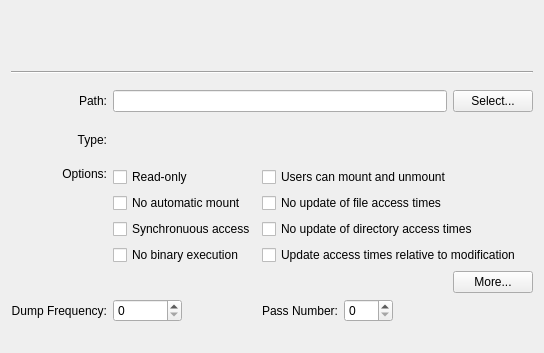
First picture: the form in src/gui/editmountpointdialogwidgetbase.ui, repository KDE/partitionmanager, before the edit.
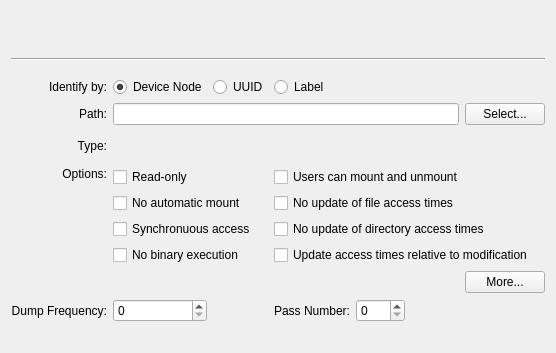
Second picture: the form after the edit. Custom widgets are drawn as their Qt base class.

Commit message: allow setting how to identify a FS in fstab (uuid, label, device node)

```diff
--- a/src/gui/editmountpointdialogwidgetbase.ui
+++ b/src/gui/editmountpointdialogwidgetbase.ui
@@ -14,7 +14,7 @@
    <string>Form</string>
   </property>
   <layout class="QGridLayout" name="gridLayout">
-   <item row="4" column="0">
+   <item row="5" column="0">
     <widget class="QLabel" name="m_LabelPath">
      <property name="text">
       <string>Path:</string>
@@ -27,7 +27,7 @@
      </property>
     </widget>
    </item>
-   <item row="4" column="1" colspan="5">
+   <item row="5" column="1" colspan="5">
     <widget class="KLineEdit" name="m_EditPath">
      <property name="sizePolicy">
       <sizepolicy hsizetype="Expanding" vsizetype="Fixed">
@@ -37,7 +37,7 @@
      </property>
     </widget>
    </item>
-   <item row="4" column="6">
+   <item row="5" column="6">
     <widget class="KPushButton" name="m_ButtonSelect">
      <property name="sizePolicy">
       <sizepolicy hsizetype="Minimum" vsizetype="Fixed">
@@ -50,7 +50,7 @@
      </property>
     </widget>
    </item>
-   <item row="5" column="0">
+   <item row="6" column="0">
     <widget class="QLabel" name="m_LabelType">
      <property name="text">
       <string>Type:</string>
@@ -60,7 +60,7 @@
      </property>
     </widget>
    </item>
-   <item row="6" column="0">
+   <item row="7" column="0">
     <widget class="QLabel" name="m_LabelOptions">
      <property name="text">
       <string>Options:</string>
@@ -70,63 +70,63 @@
      </property>
     </widget>
    </item>
-   <item row="6" column="1" colspan="2">
+   <item row="7" column="1" colspan="2">
     <widget class="QCheckBox" name="m_CheckReadOnly">
      <property name="text">
       <string>Read-only</string>
      </property>
     </widget>
    </item>
-   <item row="6" column="3" colspan="4">
+   <item row="7" column="3" colspan="4">
     <widget class="QCheckBox" name="m_CheckUsers">
      <property name="text">
       <string>Users can mount and unmount</string>
      </property>
     </widget>
    </item>
-   <item row="7" column="1" colspan="2">
+   <item row="8" column="1" colspan="2">
     <widget class="QCheckBox" name="m_CheckNoAuto">
      <property name="text">
       <string>No automatic mount</string>
      </property>
     </widget>
    </item>
-   <item row="7" column="3" colspan="3">
+   <item row="8" column="3" colspan="3">
     <widget class="QCheckBox" name="m_CheckNoAtime">
      <property name="text">
       <string>No update of file access times</string>
      </property>
     </widget>
    </item>
-   <item row="8" column="1" colspan="2">
+   <item row="9" column="1" colspan="2">
     <widget class="QCheckBox" name="m_CheckSync">
      <property name="text">
       <string>Synchronuous access</string>
      </property>
     </widget>
    </item>
-   <item row="8" column="3" colspan="4">
+   <item row="9" column="3" colspan="4">
     <widget class="QCheckBox" name="m_CheckNoDirAtime">
      <property name="text">
       <string>No update of directory access times</string>
      </property>
     </widget>
    </item>
-   <item row="9" column="1" colspan="2">
+   <item row="10" column="1" colspan="2">
     <widget class="QCheckBox" name="m_CheckNoExec">
      <property name="text">
       <string>No binary execution</string>
      </property>
     </widget>
    </item>
-   <item row="9" column="3" colspan="4">
+   <item row="10" column="3" colspan="4">
     <widget class="QCheckBox" name="m_CheckRelAtime">
      <property name="text">
       <string>Update access times relative to modification</string>
      </property>
     </widget>
    </item>
-   <item row="10" column="3" colspan="3">
+   <item row="11" column="3" colspan="3">
     <spacer name="horizontalSpacer">
      <property name="orientation">
       <enum>Qt::Horizontal</enum>
@@ -139,14 +139,14 @@
      </property>
     </spacer>
    </item>
-   <item row="10" column="6">
+   <item row="11" column="6">
     <widget class="KPushButton" name="m_ButtonMore">
      <property name="text">
       <string>More...</string>
      </property>
     </widget>
    </item>
-   <item row="11" column="0">
+   <item row="12" column="0">
     <widget class="QLabel" name="m_LabelDumpFreq">
      <property name="text">
       <string>Dump Frequency:</string>
@@ -159,10 +159,10 @@
      </property>
     </widget>
    </item>
-   <item row="11" column="1">
+   <item row="12" column="1">
     <widget class="QSpinBox" name="m_SpinDumpFreq"/>
    </item>
-   <item row="11" column="2">
+   <item row="12" column="2">
     <spacer name="horizontalSpacer_2">
      <property name="orientation">
       <enum>Qt::Horizontal</enum>
@@ -175,7 +175,7 @@
      </property>
     </spacer>
    </item>
-   <item row="11" column="3">
+   <item row="12" column="3">
     <widget class="QLabel" name="m_LabelPassNumber">
      <property name="text">
       <string>Pass Number:</string>
@@ -188,10 +188,10 @@
      </property>
     </widget>
    </item>
-   <item row="11" column="4">
+   <item row="12" column="4">
     <widget class="QSpinBox" name="m_SpinPassNumber"/>
    </item>
-   <item row="11" column="5" colspan="2">
+   <item row="12" column="5" colspan="2">
     <spacer name="horizontalSpacer_3">
      <property name="orientation">
       <enum>Qt::Horizontal</enum>
@@ -220,7 +220,7 @@
      </property>
     </widget>
    </item>
-   <item row="5" column="1" colspan="2">
+   <item row="6" column="1" colspan="2">
     <widget class="QLabel" name="m_LabelTypeValue">
      <property name="text">
       <string/>
@@ -266,7 +266,7 @@
      </property>
     </spacer>
    </item>
-   <item row="12" column="0" colspan="7">
+   <item row="13" column="0" colspan="7">
     <spacer name="verticalSpacer_3">
      <property name="orientation">
       <enum>Qt::Vertical</enum>
@@ -282,6 +282,40 @@
      </property>
     </spacer>
    </item>
+   <item row="4" column="1">
+    <widget class="QRadioButton" name="m_RadioDeviceNode">
+     <property name="text">
+      <string>Device Node</string>
+     </property>
+     <property name="checked">
+      <bool>true</bool>
+     </property>
+    </widget>
+   </item>
+   <item row="4" column="2">
+    <widget class="QRadioButton" name="m_RadioUUID">
+     <property name="text">
+      <string>UUID</string>
+     </property>
+    </widget>
+   </item>
+   <item row="4" column="3">
+    <widget class="QRadioButton" name="m_RadioLabel">
+     <property name="text">
+      <string>Label</string>
+     </property>
+    </widget>
+   </item>
+   <item row="4" column="0">
+    <widget class="QLabel" name="label">
+     <property name="text">
+      <string>Identify by:</string>
+     </property>
+     <property name="alignment">
+      <set>Qt::AlignRight|Qt::AlignTrailing|Qt::AlignVCenter</set>
+     </property>
+    </widget>
+   </item>
   </layout>
  </widget>
  <customwidgets>
```
The commit also changes 2 other files.
